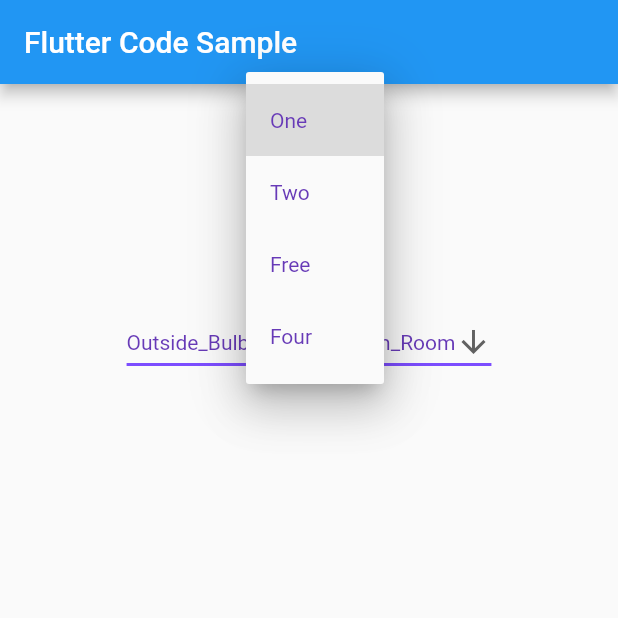
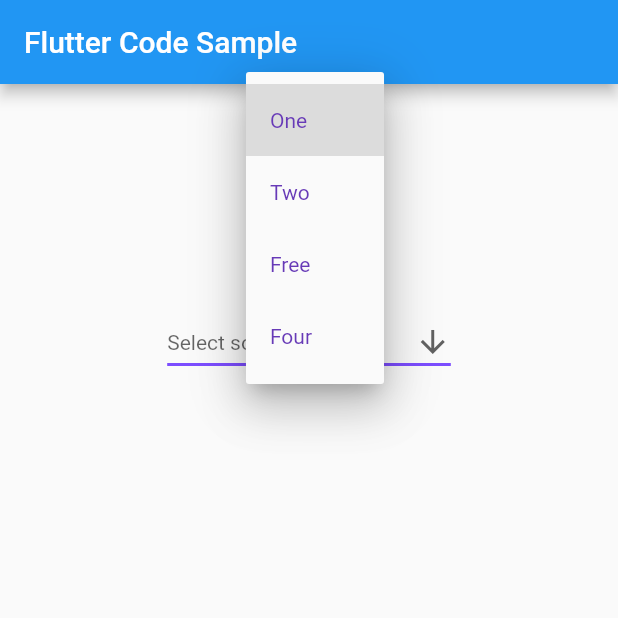
Before and after one commit to nikhil8182/schedule_concept, a Flutter app: the screen it shows after launch, after a tap on "One", on a phone screen of 412 x 824 dp, the top half of it. Run offline on Flutter 3.47's test engine with Material 2 defaults, Android fonts, the phone set to English and light mode, and no system bars; network calls fail.

```diff
--- a/lib/main.dart
+++ b/lib/main.dart
@@ -389,7 +389,11 @@ import 'dart:async';
 import 'dart:convert';
 import 'package:flutter/material.dart';
 import 'package:http/http.dart' as http;
+String dropdownValue = 'One';
+String drop ;
 
+List data = [];
+List<String> data1 =["Bulb_Button_Admin_Room"];
 void main() => runApp(const MyApp());
 
 /// This is the main application widget.
@@ -495,44 +499,48 @@ class _MyStatefulWidgetState extends State<MyStatefulWidget> {
   //     ],
   //   );
   ///
-  String dropdownValue = 'One';
-  String drop = 'Outside_Bulb_Button_Admin_Room';
 
-  List data = [];
-  List<String> data1 =["Outside_Bulb_Button_Admin_Room"];
   //var data = " ";
 
-  String ipAddress = "54.202.0.170";
 
+  //String ipAddress = "54.202.0.170";
+  String ipAddress = "o.j:8000";
   time() async {
     //ignore:avoid_print
     //print("time is inside");
 
-    final response = await http.get(Uri.parse("http://$ipAddress/key"));
-    var fetchdata = jsonDecode(response.body);
-    return fetchdata;
+
+    // return fetchdata;
     //ignore:avoid_print
     //print("fetchdata is $fetchdata");
 
   }
 
   storeData() async {
-    data = await time();
+    final response = await http.get(Uri.parse("http://$ipAddress/key"));
+
+    data =  jsonDecode(response.body);
     //ignore:avoid_print
     //print("data is $data");
+    setState(() {
       data1.clear();
       for(int i = 0; i<data.length ; i++){
+        //ignore:avoid_print
+        print(data[i]);
          data1.add(data[i]);
       }
       //ignore:avoid_print
       print("data1 is $data1");
+    });
+
   }
 
   @override
   void initState() {
-    Timer.periodic(const Duration(seconds: 1), (timer) {
+    // Timer.periodic(const Duration(seconds: 1), (timer) {
+    //   storeData();
+    // });
     storeData();
-    });
     // time();
   }
 
@@ -570,6 +578,7 @@ class _MyStatefulWidgetState extends State<MyStatefulWidget> {
           height: 100,
         ),
         DropdownButton<String>(
+          hint:const Text("Select something"),
           value: drop,
           icon: const Icon(Icons.arrow_downward),
           iconSize: 24,
```
Lines whose indentation alone changed are shown as unchanged.
